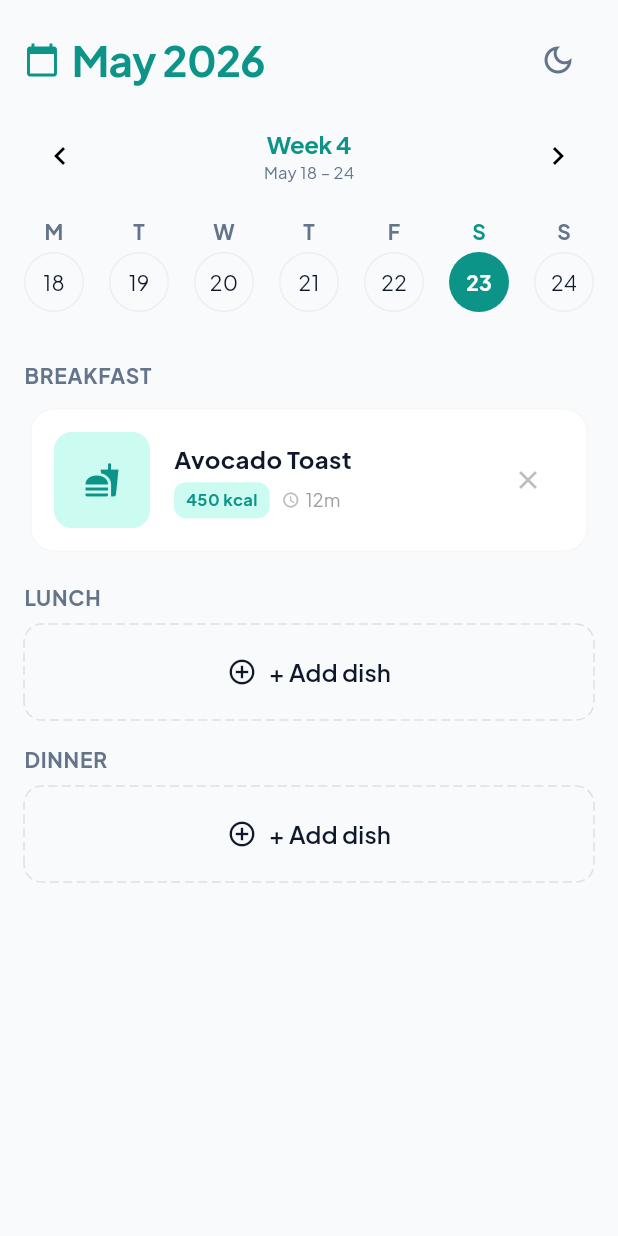
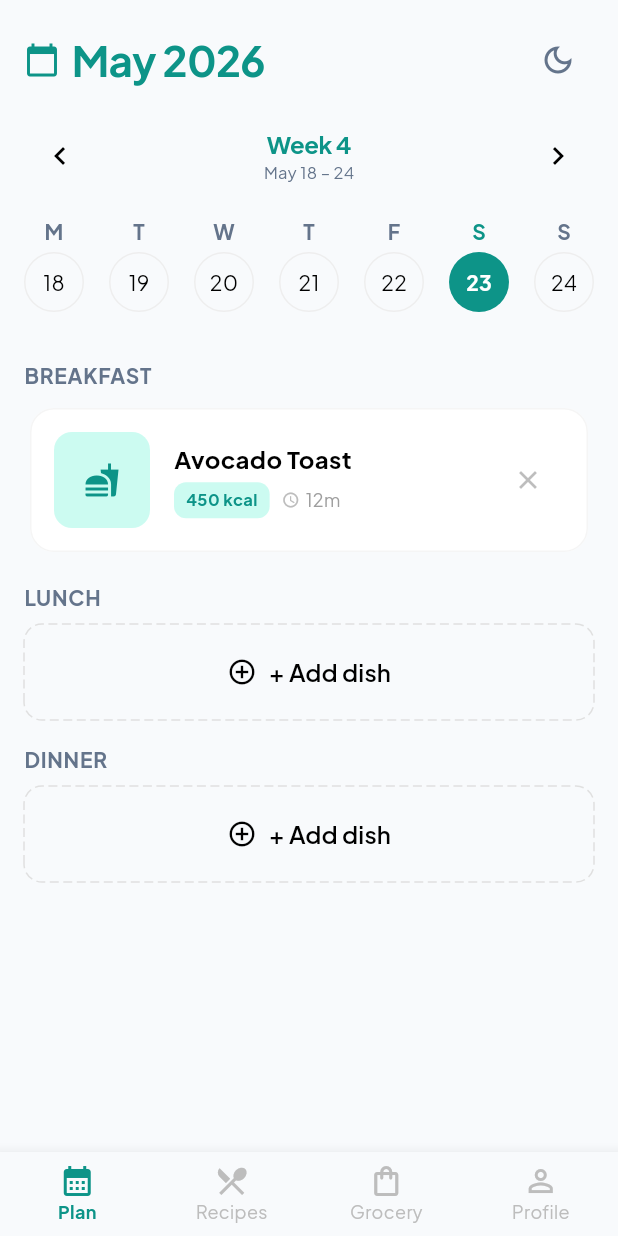
Before and after one commit to adityarathor007/aaharup-app, a Flutter app: the screen it shows after launch, on a phone screen of 412 x 824 dp. Run offline on Flutter 3.47's test engine with Material 3 defaults, Android fonts, the phone set to English and light mode, and no system bars; drawn by our look-alikes of dotted_border; our stand-ins replace dio, flutter_riverpod, go_router, google_fonts, shared_preferences.

Commit message:
bottom navbar added

```diff
--- /dev/null
+++ b/lib/core/routing/scaffold_with_navbar.dart
@@ -0,0 +1,88 @@
+import 'package:flutter/material.dart';
+import 'package:go_router/go_router.dart';
+import '../theme/app_colors.dart';
+
+class ScaffoldWithNavBar extends StatelessWidget {
+  final Widget child;
+
+  const ScaffoldWithNavBar({super.key, required this.child});
+
+  @override
+  Widget build(BuildContext context) {
+    final theme = Theme.of(context);
+    // final isDark = theme.brightness == Brightness.dark;
+
+    return Scaffold(
+      body:
+          child, // This is where the active screen (Plan, Recipes, etc.) is rendered
+      bottomNavigationBar: BottomNavigationBar(
+        type: BottomNavigationBarType.fixed,
+        backgroundColor: theme.colorScheme.surface,
+        selectedItemColor: theme.colorScheme.primary,
+        unselectedItemColor: Colors.grey.shade400,
+        selectedLabelStyle: const TextStyle(
+          fontWeight: FontWeight.bold,
+          fontSize: 12,
+        ),
+        unselectedLabelStyle: const TextStyle(fontSize: 12),
+        currentIndex: _calculateSelectedIndex(context),
+        onTap: (int idx) => _onItemTapped(idx, context),
+        items: const [
+          BottomNavigationBarItem(
+            icon: Icon(Icons.calendar_month_outlined),
+            activeIcon: Icon(
+              Icons.calendar_month,
+              color: AppColors.tealPrimary,
+            ),
+            label: 'Plan',
+          ),
+          BottomNavigationBarItem(
+            icon: Icon(Icons.restaurant_menu_outlined),
+            activeIcon: Icon(
+              Icons.restaurant_menu,
+              color: AppColors.tealPrimary,
+            ),
+            label: 'Recipes',
+          ),
+          BottomNavigationBarItem(
+            icon: Icon(Icons.shopping_bag_outlined),
+            activeIcon: Icon(Icons.shopping_bag, color: AppColors.tealPrimary),
+            label: 'Grocery',
+          ),
+          BottomNavigationBarItem(
+            icon: Icon(Icons.person_outline),
+            activeIcon: Icon(Icons.person, color: AppColors.tealPrimary),
+            label: 'Profile',
+          ),
+        ],
+      ),
+    );
+  }
+
+  // Tells the navbar which tab highlight based on the current URL path
+  int _calculateSelectedIndex(BuildContext context) {
+    final String location = GoRouterState.of(context).uri.path;
+    if (location.startsWith('/recipes')) return 1;
+    if (location.startsWith('/grocery')) return 2;
+    if (location.startsWith('/profile')) return 3;
+    return 0; // Default to 'Plan' page layout
+  }
+
+  // Handles moving between routes when clicking tab entries
+  void _onItemTapped(int index, BuildContext context) {
+    switch (index) {
+      case 0:
+        context.go('/plan');
+        break;
+      case 1:
+        context.go('/recipes');
+        break;
+      case 2:
+        context.go('/grocery');
+        break;
+      case 3:
+        context.go('/profile');
+        break;
+    }
+  }
+}
--- a/lib/features/meal_planner/presentation/meal_planner_screen.dart
+++ b/lib/features/meal_planner/presentation/meal_planner_screen.dart
@@ -144,7 +144,7 @@ class MealPlannerScreen extends ConsumerWidget {
                             style: AppTextStyles.bodyMedium.copyWith(
                               color: isSelected
                                   ? Colors.white
-                                  : AppColors.textDark,
+                                  : Theme.of(context).colorScheme.onSurface ,
                               fontWeight: isSelected
                                   ? FontWeight.bold
                                   : FontWeight.normal,
@@ -204,7 +204,7 @@ class MealPlannerScreen extends ConsumerWidget {
         if (meal != null)
           Card(
             elevation: 0,
-            color: Colors.white,
+            color: Theme.of(context).cardColor,
             shape: RoundedRectangleBorder(
               borderRadius: BorderRadius.circular(16),
               side: BorderSide(color: Colors.grey.shade100),
@@ -234,7 +234,7 @@ class MealPlannerScreen extends ConsumerWidget {
                           meal.name,
                           style: AppTextStyles.bodyLarge.copyWith(
                             fontWeight: FontWeight.bold,
-                            color: AppColors.textDark,
+                            color: Theme.of(context).colorScheme.onSurface,
                           ),
                         ),
                         const SizedBox(height: AppSpacing.xs),
@@ -311,9 +311,9 @@ class MealPlannerScreen extends ConsumerWidget {
                child: Row(
               mainAxisAlignment: MainAxisAlignment.center,
               children: [
-                const Icon(
+                Icon(
                   Icons.add_circle_outline,
-                  color: AppColors.textDark,
+                  color: Theme.of(context).colorScheme.onSurface,
                   size: 20,
                 ),
                 const SizedBox(width: AppSpacing.sm),
@@ -321,7 +321,7 @@ class MealPlannerScreen extends ConsumerWidget {
                   '+ Add dish',
                   style: AppTextStyles.bodyLarge.copyWith(
                     fontWeight: FontWeight.w600,
-                    color: AppColors.textDark,
+                    color: Theme.of(context).colorScheme.onSurface,
                   ),
                 ),
               ],
--- /dev/null
+++ b/lib/features/meal_planner/presentation/place_holder_screen.dart
@@ -0,0 +1,30 @@
+import 'package:flutter/material.dart';
+import '../../../core/theme/app_text_styles.dart';
+
+class RecipesScreen extends StatelessWidget {
+  const RecipesScreen({super.key});
+  @override
+  Widget build(BuildContext context) => Scaffold(
+    body: Center(child: Text('AI Recipe Library', style: AppTextStyles.h2)),
+  );
+}
+
+class GroceryScreen extends StatelessWidget {
+  const GroceryScreen({super.key});
+  @override
+  Widget build(BuildContext context) => Scaffold(
+    body: Center(
+      child: Text('Aggregated Shopping List', style: AppTextStyles.h2),
+    ),
+  );
+}
+
+class ProfileScreen extends StatelessWidget {
+  const ProfileScreen({super.key});
+  @override
+  Widget build(BuildContext context) => Scaffold(
+    body: Center(
+      child: Text('User Profile & Macro Analytics', style: AppTextStyles.h2),
+    ),
+  );
+}
--- a/lib/main.dart
+++ b/lib/main.dart
@@ -1,6 +1,8 @@
+import 'package:aaharup_app/core/routing/scaffold_with_navbar.dart';
 import 'package:aaharup_app/core/theme/app_theme.dart';
 import 'package:aaharup_app/features/auth/presentation/auth_test_screen.dart';
 import 'package:aaharup_app/features/meal_planner/presentation/meal_planner_screen.dart';
+import 'package:aaharup_app/features/meal_planner/presentation/place_holder_screen.dart';
 import 'package:aaharup_app/shared/providers/theme_provider.dart';
 import 'package:flutter/material.dart';
 import 'package:flutter_riverpod/flutter_riverpod.dart';
@@ -16,16 +18,47 @@ void main() {
   );
 }
 
-// Minimal placeholder router setup to demonstrate GoRouter logic
-final _router = GoRouter(
-  initialLocation: '/',
+final GlobalKey<NavigatorState> _rootNavigatorKey = GlobalKey<NavigatorState>();
+final GlobalKey<NavigatorState> _shellNavigatorKey = GlobalKey<NavigatorState>();
+
+
+final GoRouter _router = GoRouter(
+  navigatorKey: _rootNavigatorKey,
+  initialLocation: '/plan', // Launch directly into the main plan view
   routes: [
-    GoRoute(
-        path: '/',
-    //   builder: (context, state) => const AuthTestScreen(),
-        builder: (context, state) => const MealPlannerScreen(),
+    // The ShellRoute injects your navigation bar wrapper around all nested sub-routes
+    ShellRoute(
+      navigatorKey: _shellNavigatorKey,
+      builder: (context, state, child) {
+        return ScaffoldWithNavBar(child: child);
+      },
+      routes: [
+        GoRoute(
+          path: '/',
+            builder: (context, state) => const AuthTestScreen(),
+        ),
+        GoRoute(
+          path: '/plan',
+          builder: (context, state) => const MealPlannerScreen(),
+        ),
+        GoRoute(
+          path: '/recipes',
+          builder: (context, state) => const RecipesScreen(),
+        ),
+        GoRoute(
+          path: '/grocery',
+          builder: (context, state) => const GroceryScreen(),
+        ),
+        GoRoute(
+          path: '/profile',
+          builder: (context, state) => const ProfileScreen(),
+        ),
+      ],
     ),
-    ],
+
+    // Note: Future Login or Auth screens will be placed out here,
+    // completely separate from the ShellRoute, so they won't show the navbar!
+  ],
 );
 
 class MyApp extends ConsumerWidget {
```
